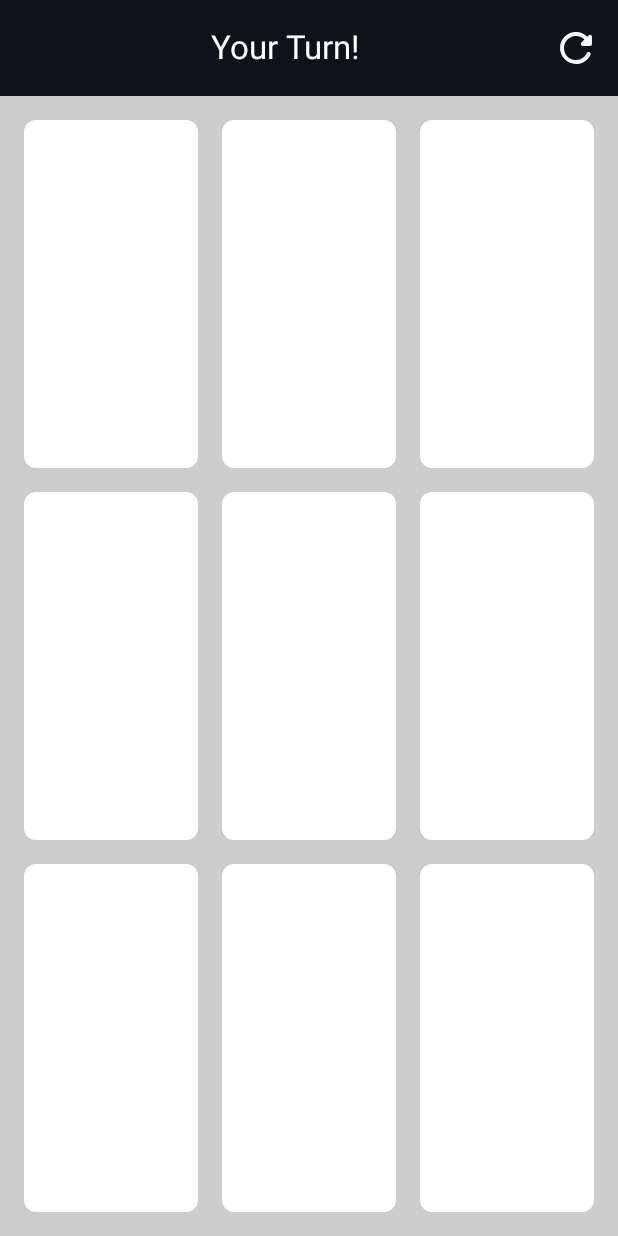
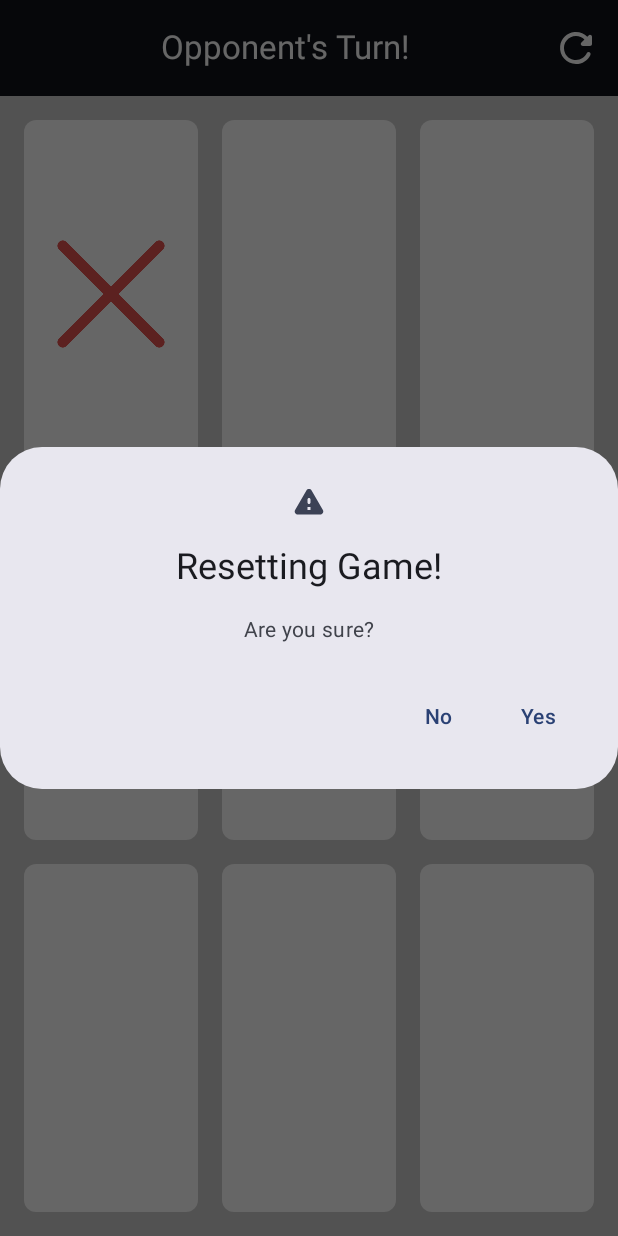
Before and after one commit to HeySitam/T3, an Android app built with Jetpack Compose: the composable ServerPageScreen called with empty values, after a tap on "Reset Game Icon", on a phone screen of 412 x 824 dp. Run offline under Robolectric (Android 15) with nearby library versions, the phone set to English and light mode, and no system bars; our stand-ins replace livedata-compose; libraries missing offline, so code that uses them is left out: com.google.mlkit.vision; 1 statement that could not run was skipped; 2 other taps on this screen came first.

Commit message:
Added alert dialog on reseting game

```diff
--- a/app/src/main/java/com/thedirone/multiplayer_tic_tac_toe/features/ui/pages/server_page.kt
+++ b/app/src/main/java/com/thedirone/multiplayer_tic_tac_toe/features/ui/pages/server_page.kt
@@ -8,13 +8,18 @@ import androidx.compose.foundation.layout.Arrangement
 import androidx.compose.foundation.layout.Box
 import androidx.compose.foundation.layout.Column
 import androidx.compose.foundation.layout.fillMaxSize
+import androidx.compose.foundation.layout.fillMaxWidth
 import androidx.compose.material.icons.Icons
 import androidx.compose.material.icons.filled.Clear
 import androidx.compose.material.icons.filled.Done
 import androidx.compose.material.icons.filled.Warning
+import androidx.compose.material.icons.rounded.Warning
+import androidx.compose.material3.AlertDialog
 import androidx.compose.material3.ElevatedButton
 import androidx.compose.material3.ExperimentalMaterial3Api
+import androidx.compose.material3.Icon
 import androidx.compose.material3.Text
+import androidx.compose.material3.TextButton
 import androidx.compose.material3.TextField
 import androidx.compose.runtime.Composable
 import androidx.compose.runtime.getValue
@@ -25,6 +30,8 @@ import androidx.compose.runtime.saveable.rememberSaveable
 import androidx.compose.runtime.setValue
 import androidx.compose.ui.Alignment
 import androidx.compose.ui.Modifier
+import androidx.compose.ui.text.style.TextAlign
+import androidx.compose.ui.window.DialogProperties
 import androidx.lifecycle.viewmodel.compose.viewModel
 import androidx.navigation.NavController
 import androidx.navigation.compose.rememberNavController
@@ -45,6 +52,9 @@ fun ServerPageScreen(navController: NavController, ipAddr: String, context: Cont
     val amIWon = serverVM.amIWon.observeAsState()
     val isMatchDraw = serverVM.isMatchDraw.observeAsState()
     val isConnectedWithClient = serverVM.isConnectedWithClinet.observeAsState()
+    val shouldShowResetGameDialog = remember {
+        mutableStateOf<Boolean>(false)
+    }
 
     remember {
         serverVM.apply {
@@ -57,6 +67,46 @@ fun ServerPageScreen(navController: NavController, ipAddr: String, context: Cont
 
         if(serverVM.isServerTurn){
             Toast.makeText(context,"Your Turn!", Toast.LENGTH_SHORT).show()
+        }
+
+        if (shouldShowResetGameDialog.value) {
+            AlertDialog(
+                properties = DialogProperties(dismissOnBackPress = true,dismissOnClickOutside = true),
+                icon = {
+                    Icon(Icons.Rounded.Warning, contentDescription = "Dialog Icon")
+                },
+                title = {
+                    Text(text = "Resetting Game!")
+                },
+                text = {
+                    Text(text = "Are you sure?",
+                        textAlign = TextAlign.Center,
+                        modifier = Modifier.fillMaxWidth()
+                    )
+                },
+                onDismissRequest = {
+
+                },
+                confirmButton = {
+                    TextButton(
+                        onClick = {
+                            serverVM.sendResetGameRequest()
+                            shouldShowResetGameDialog.value = false
+                        }
+                    ) {
+                        Text("Yes")
+                    }
+                },
+                dismissButton = {
+                    TextButton(
+                        onClick = {
+                            shouldShowResetGameDialog.value = false
+                        }
+                    ) {
+                        Text("No")
+                    }
+                }
+            )
         }
 
         if (isOpponentWin.value == true) {
@@ -116,7 +166,7 @@ fun ServerPageScreen(navController: NavController, ipAddr: String, context: Cont
                 Log.d("SelectedPos", pos.toString())
             },
             onResetButtonClick = {
-                serverVM.sendResetGameRequest()
+                shouldShowResetGameDialog.value = true
             }
         )
     } else if (isConnectedWithClient.value == false) {
```
Also changed, not shown: app/src/main/java/com/thedirone/multiplayer_tic_tac_toe/features/ui/pages/client_page.kt (+51 -1 lines).
